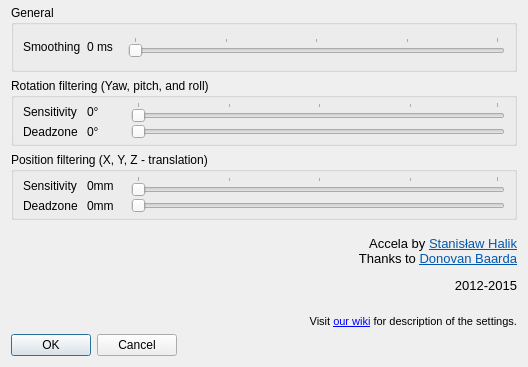
First picture: the form in filter-accela/ftnoir_accela_filtercontrols.ui, repository opentrack/opentrack, before the edit.
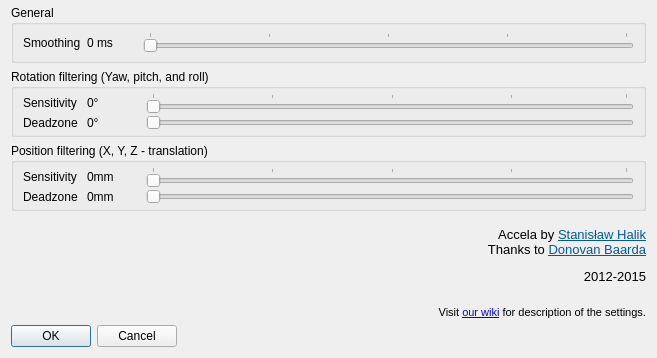
Second picture: the form after the edit. Icons and pictures are not drawn.

Commit message: filter/accela: smoothing label didn't fit. make it 50 px width for labels

```diff
--- a/filter-accela/ftnoir_accela_filtercontrols.ui
+++ b/filter-accela/ftnoir_accela_filtercontrols.ui
@@ -9,8 +9,8 @@
    <rect>
     <x>0</x>
     <y>0</y>
-    <width>528</width>
-    <height>367</height>
+    <width>657</width>
+    <height>358</height>
    </rect>
   </property>
   <property name="windowTitle">
@@ -47,7 +47,7 @@
        <widget class="QLabel" name="ewma_label">
         <property name="minimumSize">
          <size>
-          <width>35</width>
+          <width>50</width>
           <height>0</height>
          </size>
         </property>
@@ -116,7 +116,7 @@
        <widget class="QLabel" name="rot_gain">
         <property name="minimumSize">
          <size>
-          <width>35</width>
+          <width>50</width>
           <height>0</height>
          </size>
         </property>
@@ -155,7 +155,7 @@
        <widget class="QLabel" name="rot_dz">
         <property name="minimumSize">
          <size>
-          <width>35</width>
+          <width>50</width>
           <height>0</height>
          </size>
         </property>
@@ -212,7 +212,7 @@
        <widget class="QLabel" name="trans_gain">
         <property name="minimumSize">
          <size>
-          <width>35</width>
+          <width>50</width>
           <height>0</height>
          </size>
         </property>
@@ -251,7 +251,7 @@
        <widget class="QLabel" name="trans_dz">
         <property name="minimumSize">
          <size>
-          <width>35</width>
+          <width>50</width>
           <height>0</height>
          </size>
         </property>
```
